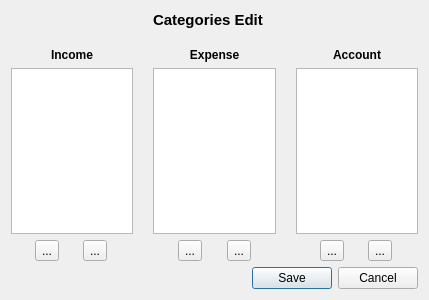
NFBaeza/Budget-Monitor, file ui/categorydialog.ui: the form before one commit.
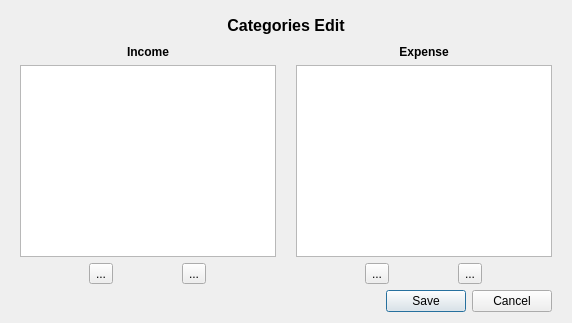
The form after the commit. Icons and pictures are not drawn.

Commit message: feat!: add account dialog manager

The edit to the form file:
```diff
--- a/ui/categorydialog.ui
+++ b/ui/categorydialog.ui
@@ -6,71 +6,33 @@
    <rect>
     <x>0</x>
     <y>0</y>
-    <width>429</width>
-    <height>300</height>
+    <width>572</width>
+    <height>323</height>
    </rect>
   </property>
+  <property name="sizePolicy">
+   <sizepolicy hsizetype="Minimum" vsizetype="Minimum">
+    <horstretch>0</horstretch>
+    <verstretch>0</verstretch>
+   </sizepolicy>
+  </property>
   <property name="windowTitle">
    <string>Dialog</string>
   </property>
   <property name="layoutDirection">
    <enum>Qt::LayoutDirection::LeftToRight</enum>
   </property>
-  <layout class="QGridLayout" name="gridLayout" rowstretch="1,0,0,0,0,0,0">
-   <property name="sizeConstraint">
-    <enum>QLayout::SizeConstraint::SetDefaultConstraint</enum>
+  <layout class="QGridLayout" name="gridLayout" rowstretch="2,0,3,0,0" columnstretch="1,1">
+   <property name="leftMargin">
+    <number>20</number>
+   </property>
+   <property name="rightMargin">
+    <number>20</number>
    </property>
    <property name="horizontalSpacing">
     <number>20</number>
    </property>
-   <item row="5" column="3">
-    <layout class="QHBoxLayout" name="horizontalLayout">
-     <property name="spacing">
-      <number>0</number>
-     </property>
-     <item>
-      <widget class="QToolButton" name="AccountAddButton">
-       <property name="text">
-        <string>...</string>
-       </property>
-       <property name="icon">
-        <iconset theme="QIcon::ThemeIcon::ListAdd"/>
-       </property>
-      </widget>
-     </item>
-     <item>
-      <widget class="QToolButton" name="AccountRemoveButton">
-       <property name="text">
-        <string>...</string>
-       </property>
-       <property name="icon">
-        <iconset theme="QIcon::ThemeIcon::ListRemove"/>
-       </property>
-      </widget>
-     </item>
-    </layout>
-   </item>
-   <item row="0" column="2">
-    <widget class="QLabel" name="label_4">
-     <property name="font">
-      <font>
-       <pointsize>11</pointsize>
-       <bold>true</bold>
-      </font>
-     </property>
-     <property name="text">
-      <string>Categories Edit</string>
-     </property>
-    </widget>
-   </item>
-   <item row="3" column="3">
-    <widget class="QListView" name="listAccountView">
-     <property name="editTriggers">
-      <set>QAbstractItemView::EditTrigger::DoubleClicked|QAbstractItemView::EditTrigger::EditKeyPressed|QAbstractItemView::EditTrigger::SelectedClicked</set>
-     </property>
-    </widget>
-   </item>
-   <item row="2" column="1">
+   <item row="1" column="0">
     <widget class="QLabel" name="label">
      <property name="font">
       <font>
@@ -85,41 +47,7 @@
      </property>
     </widget>
    </item>
-   <item row="5" column="2">
-    <layout class="QHBoxLayout" name="horizontalLayout_2">
-     <property name="spacing">
-      <number>0</number>
-     </property>
-     <item>
-      <widget class="QToolButton" name="ExpenseAddButton">
-       <property name="text">
-        <string>...</string>
-       </property>
-       <property name="icon">
-        <iconset theme="QIcon::ThemeIcon::ListAdd"/>
-       </property>
-      </widget>
-     </item>
-     <item>
-      <widget class="QToolButton" name="ExpenseRemoveButton">
-       <property name="text">
-        <string>...</string>
-       </property>
-       <property name="icon">
-        <iconset theme="QIcon::ThemeIcon::ListRemove"/>
-       </property>
-      </widget>
-     </item>
-    </layout>
-   </item>
-   <item row="3" column="2">
-    <widget class="QListView" name="listExpenseView">
-     <property name="editTriggers">
-      <set>QAbstractItemView::EditTrigger::DoubleClicked|QAbstractItemView::EditTrigger::EditKeyPressed|QAbstractItemView::EditTrigger::SelectedClicked</set>
-     </property>
-    </widget>
-   </item>
-   <item row="2" column="2">
+   <item row="1" column="1">
     <widget class="QLabel" name="label_2">
      <property name="font">
       <font>
@@ -134,18 +62,14 @@
      </property>
     </widget>
    </item>
-   <item row="6" column="2" colspan="2">
-    <widget class="QDialogButtonBox" name="buttonBox">
-     <property name="orientation">
-      <enum>Qt::Orientation::Horizontal</enum>
-     </property>
-     <property name="standardButtons">
-      <set>QDialogButtonBox::StandardButton::Cancel|QDialogButtonBox::StandardButton::Save</set>
-     </property>
-    </widget>
-   </item>
-   <item row="3" column="1">
+   <item row="2" column="0">
     <widget class="QListView" name="listIncomeView">
+     <property name="sizePolicy">
+      <sizepolicy hsizetype="Minimum" vsizetype="Minimum">
+       <horstretch>0</horstretch>
+       <verstretch>0</verstretch>
+      </sizepolicy>
+     </property>
      <property name="editTriggers">
       <set>QAbstractItemView::EditTrigger::DoubleClicked|QAbstractItemView::EditTrigger::EditKeyPressed|QAbstractItemView::EditTrigger::SelectedClicked</set>
      </property>
@@ -169,25 +93,20 @@
      </property>
     </widget>
    </item>
-   <item row="2" column="3">
-    <widget class="QLabel" name="label_3">
-     <property name="font">
-      <font>
-       <bold>true</bold>
-      </font>
+   <item row="2" column="1">
+    <widget class="QListView" name="listExpenseView">
+     <property name="sizePolicy">
+      <sizepolicy hsizetype="Minimum" vsizetype="Minimum">
+       <horstretch>0</horstretch>
+       <verstretch>0</verstretch>
+      </sizepolicy>
      </property>
-     <property name="layoutDirection">
-      <enum>Qt::LayoutDirection::RightToLeft</enum>
-     </property>
-     <property name="text">
-      <string>Account</string>
-     </property>
-     <property name="alignment">
-      <set>Qt::AlignmentFlag::AlignCenter</set>
+     <property name="editTriggers">
+      <set>QAbstractItemView::EditTrigger::DoubleClicked|QAbstractItemView::EditTrigger::EditKeyPressed|QAbstractItemView::EditTrigger::SelectedClicked</set>
      </property>
     </widget>
    </item>
-   <item row="5" column="1">
+   <item row="3" column="0">
     <layout class="QHBoxLayout" name="horizontalLayout_3">
      <property name="spacing">
       <number>0</number>
@@ -220,18 +139,58 @@
      </item>
     </layout>
    </item>
-   <item row="1" column="2">
-    <spacer name="verticalSpacer">
+   <item row="3" column="1">
+    <layout class="QHBoxLayout" name="horizontalLayout_2">
+     <property name="spacing">
+      <number>0</number>
+     </property>
+     <item>
+      <widget class="QToolButton" name="ExpenseAddButton">
+       <property name="text">
+        <string>...</string>
+       </property>
+       <property name="icon">
+        <iconset theme="QIcon::ThemeIcon::ListAdd"/>
+       </property>
+      </widget>
+     </item>
+     <item>
+      <widget class="QToolButton" name="ExpenseRemoveButton">
+       <property name="text">
+        <string>...</string>
+       </property>
+       <property name="icon">
+        <iconset theme="QIcon::ThemeIcon::ListRemove"/>
+       </property>
+      </widget>
+     </item>
+    </layout>
+   </item>
+   <item row="4" column="1">
+    <widget class="QDialogButtonBox" name="buttonBox">
      <property name="orientation">
-      <enum>Qt::Orientation::Vertical</enum>
+      <enum>Qt::Orientation::Horizontal</enum>
      </property>
-     <property name="sizeHint" stdset="0">
-      <size>
-       <width>20</width>
-       <height>40</height>
-      </size>
+     <property name="standardButtons">
+      <set>QDialogButtonBox::StandardButton::Cancel|QDialogButtonBox::StandardButton::Save</set>
      </property>
-    </spacer>
+    </widget>
+   </item>
+   <item row="0" column="0" colspan="2">
+    <widget class="QLabel" name="label_4">
+     <property name="font">
+      <font>
+       <pointsize>12</pointsize>
+       <bold>true</bold>
+      </font>
+     </property>
+     <property name="text">
+      <string>Categories Edit</string>
+     </property>
+     <property name="alignment">
+      <set>Qt::AlignmentFlag::AlignCenter</set>
+     </property>
+    </widget>
    </item>
   </layout>
  </widget>
```
Left out of the diff: 3 changed lines with no effect on the pictures. The commit also changes 7 other files.
